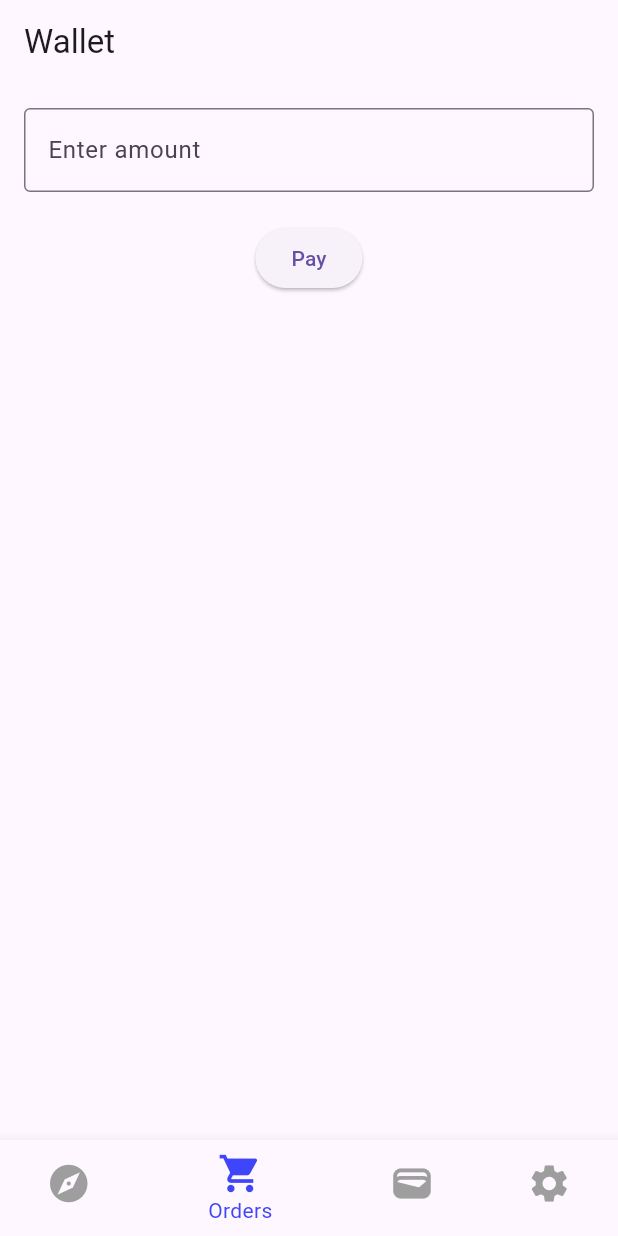
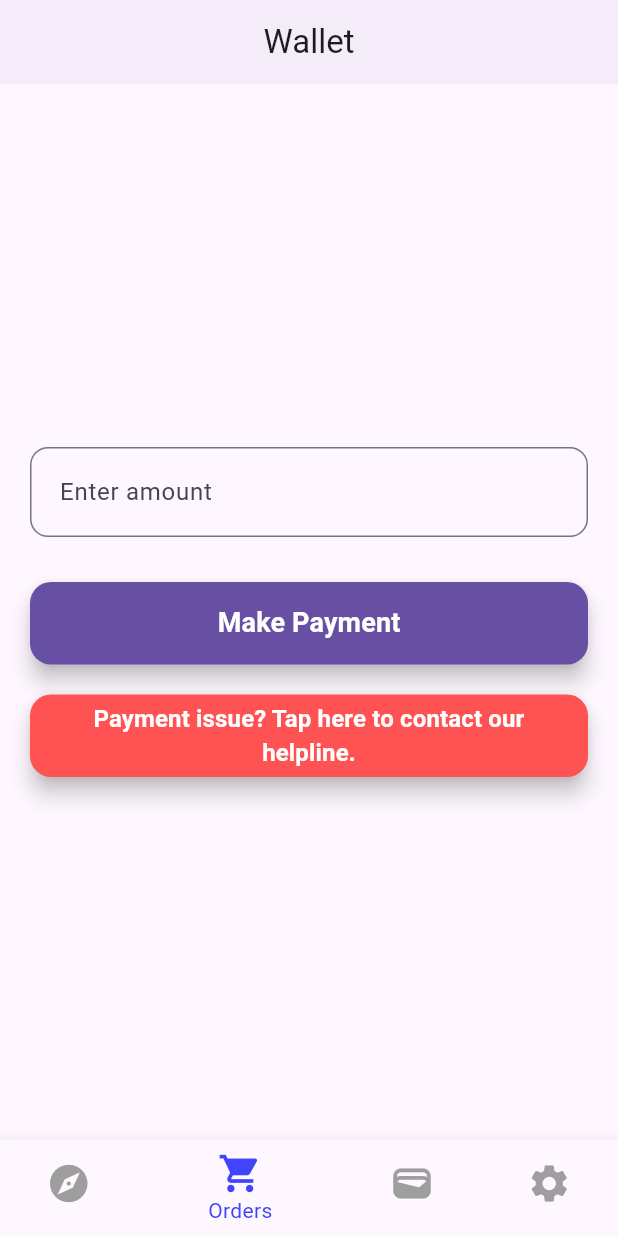
Before and after one commit to Momi48/social_app, a Flutter app: the screen it shows after launch, item 2 of the bottom bar chosen, on a phone screen of 412 x 824 dp. Run offline on Flutter 3.47's test engine with Material 3 defaults, Android fonts, the phone set to English and light mode, and no system bars; our stand-ins replace flutter_dotenv, google_mobile_ads, lucide_icons; missing offline and left inert: flutter_stripe; network calls fail.

```diff
--- a/lib/pages/payment/orders_services.dart
+++ b/lib/pages/payment/orders_services.dart
@@ -21,30 +21,53 @@ class _OrderServicesState extends State<OrderServices> {
   @override
   Widget build(BuildContext context) {
     final walletProvider = Provider.of<PaymentProvider>(context);
-    String? paymentIntentID;
+    final theme = Theme.of(context);
+
     return Scaffold(
-      appBar: AppBar(title: const Text("Wallet")),
+      appBar: AppBar(
+        title: const Text("Wallet"),
+        elevation: 2,
+        centerTitle: true,
+      ),
       body: Padding(
-        padding: const EdgeInsets.all(16.0),
+        padding: const EdgeInsets.all(20.0),
+        child: Center( // centers the column horizontally
           child: Column(
+            mainAxisAlignment: MainAxisAlignment.center, // centers vertically
+            crossAxisAlignment: CrossAxisAlignment.stretch,
+            mainAxisSize: MainAxisSize.min,
             children: [
               // Input field for amount
               TextField(
                 controller: amountController,
+                textAlign: TextAlign.center, // centers text inside field
                 keyboardType: TextInputType.number,
-              decoration: const InputDecoration(
+                decoration: InputDecoration(
                   labelText: "Enter amount",
-                border: OutlineInputBorder(),
+                  border: OutlineInputBorder(
+                    borderRadius: BorderRadius.circular(12),
+                  ),
+                  contentPadding: const EdgeInsets.symmetric(
+                    horizontal: 16,
+                    vertical: 18,
                   ),
                 ),
-            const SizedBox(height: 20),
+              ),
+              const SizedBox(height: 30),
 
               // Pay button
               ElevatedButton(
-              onPressed: () async {
+                style: ElevatedButton.styleFrom(
+                  minimumSize: const Size(double.infinity, 55),
+                  shape: RoundedRectangleBorder(
+                    borderRadius: BorderRadius.circular(14),
+                  ),
+                  backgroundColor: theme.primaryColor,
+                  elevation: 6,
+                ),
+                onPressed: () {
                   final amount = amountController.text.trim();
                   if (amount.isNotEmpty) {
-
                     final paymentProvider = Provider.of<PaymentProvider>(
                       context,
                       listen: false,
@@ -58,12 +81,48 @@ class _OrderServicesState extends State<OrderServices> {
                       const SnackBar(content: Text("Please enter an amount")),
                     );
                   }
+
+                  //amountController.clear();
                 },
-              child: const Text("Pay"),
+                child: const Text(
+                  'Make Payment',
+                  style: TextStyle(
+                    fontSize: 18,
+                    fontWeight: FontWeight.bold,
+                    color: Colors.white,
+                  ),
+                ),
               ),
 
-            const SizedBox(height: 30),
+              const SizedBox(height: 20),
+
+              // Help button
+              ElevatedButton(
+                style: ElevatedButton.styleFrom(
+                  minimumSize: const Size(double.infinity, 55),
+                  shape: RoundedRectangleBorder(
+                    borderRadius: BorderRadius.circular(14),
+                  ),
+                  backgroundColor: Colors.redAccent,
+                  elevation: 6,
+                ),
+                onPressed: () {
+                  final navigationProvider =
+                      Provider.of<PaymentProvider>(context, listen: false);
+                  navigationProvider.setCurrentIndex(3);
+                },
+                child: const Text(
+                  'Payment issue? Tap here to contact our helpline.',
+                  textAlign: TextAlign.center,
+                  style: TextStyle(
+                    fontSize: 16,
+                    fontWeight: FontWeight.w600,
+                    color: Colors.white,
+                  ),
+                ),
+              ),
             ],
+          ),
         ),
       ),
     );
--- a/lib/pages/wallet_page.dart
+++ b/lib/pages/wallet_page.dart
@@ -2,7 +2,6 @@ import 'package:flutter/material.dart';
 import 'package:lucide_icons/lucide_icons.dart';
 import 'package:provider/provider.dart';
 import 'package:social_app/global/global_variablles.dart';
-import 'package:social_app/pages/payment/orders_services.dart';
 import 'package:social_app/provider/payment_provider.dart';
 import 'package:social_app/widgets/no_transaction.dart';
 import 'package:uuid/uuid.dart';
@@ -27,7 +26,7 @@ class _WalletPageState extends State<WalletPage> {
     final walletProvider = Provider.of<PaymentProvider>(context);
     final transactions = walletProvider.transactions;
   final uuid = Uuid();
-String randomId = uuid.v4();
+String randomId = uuid.v4().substring(0, 12);
     return Scaffold(
       appBar: AppBar(title: Text("Wallet"), actions: []),
       body: Padding(
--- a/lib/provider/payment_provider.dart
+++ b/lib/provider/payment_provider.dart
@@ -185,7 +185,7 @@ class PaymentProvider with ChangeNotifier {
       final status = data['status'];
       final amount = data['amount'];
       final method = data['payment_method'];
-      paymentIntentID = data['id']; // ✅ keep provider’s ID in sync
+      paymentIntentID = data['id'];
 
       if (response.statusCode == 200 && method == null) {
         _errorLogs = {
```
Also changed, not shown: lib/pages/settings_page.dart (+13 -4 lines). Lines whose indentation alone changed are shown as unchanged.
